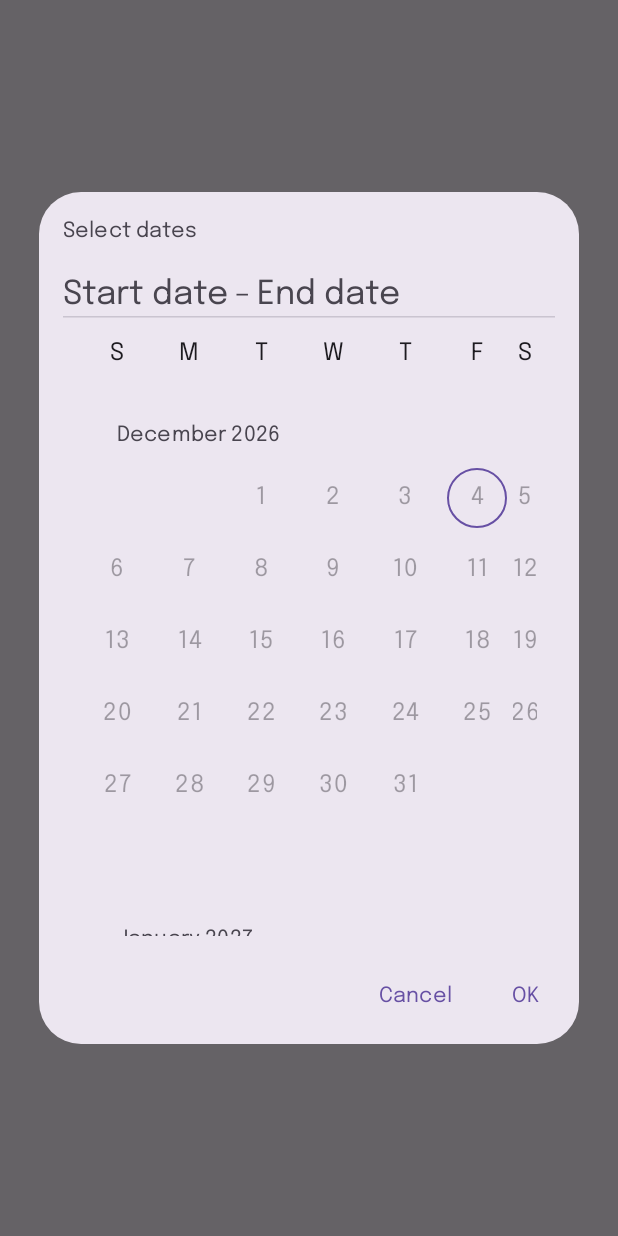
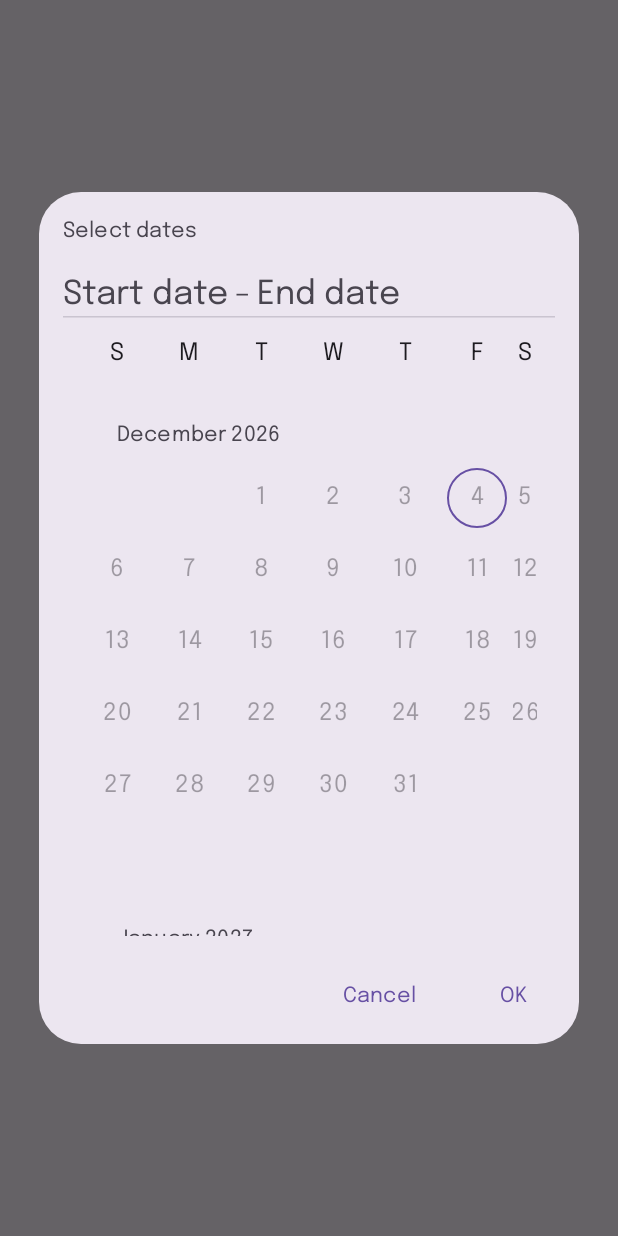
Before and after one commit to Zubayer204/Zidary, an Android app built with Jetpack Compose: the composable DateRangePickerDialogue shown on its own in the app's theme, on a phone screen of 412 x 824 dp. Run offline under Robolectric (Android 15) with nearby library versions, the phone set to English and light mode, and no system bars; our stand-ins replace Compose Multiplatform resources.

```diff
--- a/composeApp/src/commonMain/kotlin/org/zcorp/zidary/view/components/PastDateRangePicker.kt
+++ b/composeApp/src/commonMain/kotlin/org/zcorp/zidary/view/components/PastDateRangePicker.kt
@@ -1,5 +1,6 @@
 package org.zcorp.zidary.view.components
 
+import androidx.compose.foundation.layout.fillMaxSize
 import androidx.compose.foundation.layout.padding
 import androidx.compose.material3.DatePickerDefaults
 import androidx.compose.material3.DatePickerDialog
@@ -20,8 +21,6 @@ import kotlinx.datetime.Clock
 fun DateRangePickerDialogue(
     onDismiss: () -> Unit,
     onConfirm: (Long?, Long?) -> Unit,
-    modifier: Modifier = Modifier
-        .padding(16.dp)
 ) {
     val dateRangePickerState = rememberDateRangePickerState(
         selectableDates = PastSelectableDates
@@ -33,18 +32,21 @@ fun DateRangePickerDialogue(
                 onClick = { onConfirm(
                     dateRangePickerState.selectedStartDateMillis,
                     dateRangePickerState.selectedEndDateMillis
-                ) }
+                ) },
+                modifier = Modifier.padding(horizontal = 8.dp)
             ) {
                 Text("OK")
             }
         },
         dismissButton = {
             TextButton(
-                onClick = onDismiss
+                onClick = onDismiss,
+                modifier = Modifier.padding(horizontal = 8.dp)
             ) {
                 Text("Cancel")
             }
         },
+        modifier = Modifier.fillMaxSize()
     ) {
         DateRangePicker(
             title = {
@@ -64,7 +66,7 @@ fun DateRangePickerDialogue(
             },
             state = dateRangePickerState,
             showModeToggle = false,
-            modifier = modifier
+            modifier = Modifier.padding(16.dp)
         )
     }
 }
```
Also changed, not shown: composeApp/src/commonMain/kotlin/org/zcorp/zidary/view/screens/Sync.kt (+52 -2 lines), composeApp/src/commonMain/kotlin/org/zcorp/zidary/viewModel/SyncVM.kt (+8 -0 lines).
